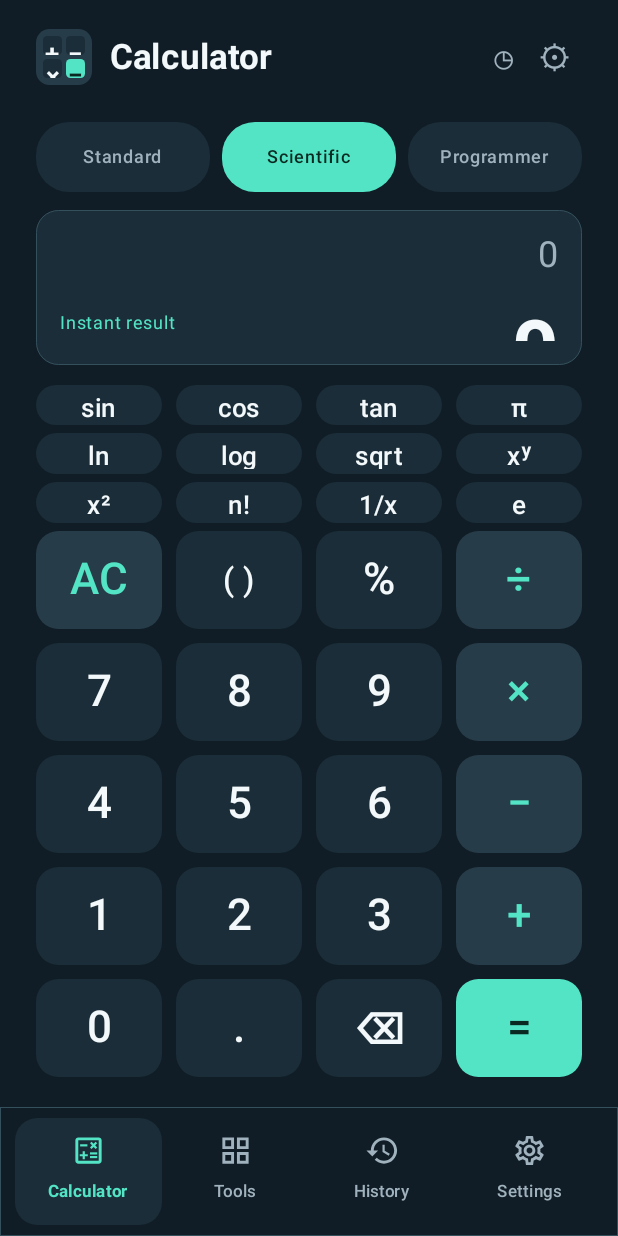
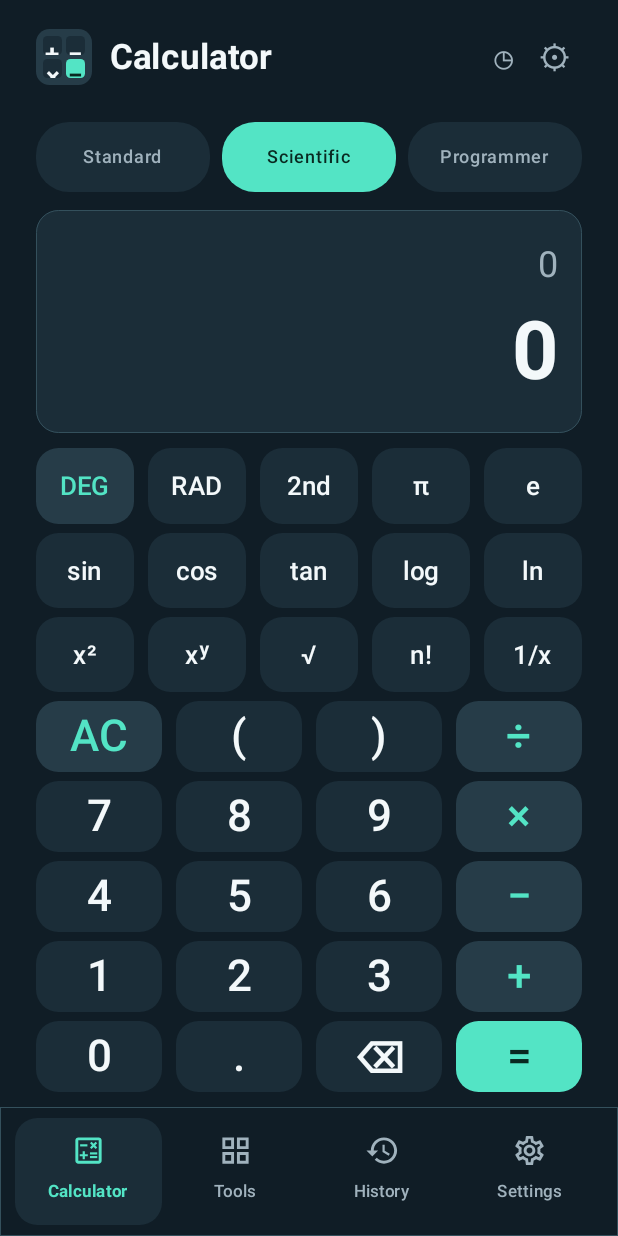
Before and after one commit to bren-wp/Calculator, an Android app built with Jetpack Compose: the screen it shows after launch (MainActivity), after a tap on "Scientific", on a phone screen of 412 x 824 dp. Run offline under Robolectric (Android 15) with nearby library versions, the phone set to English and light mode, and no system bars.

Commit message:
Match Scientific five-column brand keypad with functional DEG RAD and inverse modes

```diff
--- a/app/src/main/java/com/brendigo/calculator/ui/CalculatorScreens.kt
+++ b/app/src/main/java/com/brendigo/calculator/ui/CalculatorScreens.kt
@@ -22,6 +22,8 @@ import java.util.Date
 import java.util.Locale
 
 @Composable fun CalculatorPage(app:CalculatorState,p:BrandPalette,onKey:(String)->Unit) {
+    var secondMode by remember { mutableStateOf(false) }
+    val scientific = app.activeMode == "Scientific"
     Column(Modifier.fillMaxSize().padding(horizontal=24.dp)) {
         Row(Modifier.fillMaxWidth().padding(top=5.dp,bottom=12.dp),
             horizontalArrangement=Arrangement.spacedBy(8.dp)) {
@@ -39,54 +41,74 @@ import java.util.Locale
         if(app.activeMode=="Programmer") {
             ProgrammerPanel(p)
         } else {
-            BrandCard(p,Modifier.fillMaxWidth().weight(if(app.activeMode=="Scientific")1.6f else 2.4f)) {
+            BrandCard(p,Modifier.fillMaxWidth().weight(if(scientific)2.8f else 2.4f)) {
                 Box(Modifier.fillMaxSize()) {
                     Column(Modifier.align(Alignment.CenterEnd),
                         horizontalAlignment=Alignment.End) {
                         Text(app.expression.ifBlank { "0" },color=p.muted,fontSize=24.sp,
                             textAlign=TextAlign.End,maxLines=2)
-                        Spacer(Modifier.height(18.dp))
+                        Spacer(Modifier.height(if(scientific) 12.dp else 18.dp))
                         val result=if(app.expression.isBlank())"0" else app.calculate()
                         Text(if(app.thousands) CalculatorEngine.grouped(result) else result,
                             color=if(result=="Error")Color(0xFFFF978A) else p.text,
                             fontSize=if(result.length>12)39.sp else 54.sp,
                             fontWeight=FontWeight.Bold,maxLines=2,textAlign=TextAlign.End)
                     }
-                    Text("Instant result",color=p.accent,fontSize=12.sp,
+                    if (!scientific) Text("Instant result",color=p.accent,fontSize=12.sp,
                         modifier=Modifier.align(Alignment.BottomStart))
                 }
             }
-            Spacer(Modifier.height(13.dp))
-            if (app.activeMode=="Scientific") {
+            Spacer(Modifier.height(if(scientific) 10.dp else 13.dp))
+            if (scientific) {
                 val extra=listOf(
-                    listOf("sin","cos","tan","π"),
-                    listOf("ln","log","sqrt","xʸ"),
-                    listOf("x²","n!","1/x","e"))
+                    listOf("DEG","RAD","2nd","π","e"),
+                    if(secondMode) listOf("asin","acos","atan","log","ln")
+                    else listOf("sin","cos","tan","log","ln"),
+                    listOf("x²","xʸ","√","n!","1/x"))
+                val selected=buildSet {
+                    add(if(app.degrees)"DEG" else "RAD")
+                    if(secondMode)add("2nd")
+                }
                 extra.forEach { row ->
-                    KeypadRow(row,p,Modifier.weight(0.42f),onKey,true)
-                    Spacer(Modifier.height(5.dp))
+                    KeypadRow(row,p,Modifier.weight(0.95f),{ key ->
+                        when (key) {
+                            "DEG" -> app.updateDegrees(true)
+                            "RAD" -> app.updateDegrees(false)
+                            "2nd" -> secondMode = !secondMode
+                            "√" -> onKey("sqrt")
+                            else -> onKey(key)
+                        }
+                    },true,selected)
+                    Spacer(Modifier.height(6.dp))
                 }
             }
-            val rows=listOf(
+            val rows=if(scientific) listOf(
+                listOf("AC","(",")","÷"),
+                listOf("7","8","9","×"),
+                listOf("4","5","6","−"),
+                listOf("1","2","3","+"),
+                listOf("0",".","⌫","="))
+            else listOf(
                 listOf("AC","( )","%","÷"),
                 listOf("7","8","9","×"),
                 listOf("4","5","6","−"),
                 listOf("1","2","3","+"),
                 listOf("0",".","⌫","="))
             rows.forEachIndexed { idx,row ->
-                KeypadRow(row,p,Modifier.weight(1f),onKey,false)
-                if(idx<rows.lastIndex) Spacer(Modifier.height(9.dp))
+                KeypadRow(row,p,Modifier.weight(if(scientific)0.9f else 1f),onKey,false)
+                if(idx<rows.lastIndex) Spacer(Modifier.height(if(scientific) 6.dp else 9.dp))
             }
-            Spacer(Modifier.height(20.dp))
+            Spacer(Modifier.height(if(scientific) 10.dp else 20.dp))
         }
     }
 }
 @Composable private fun KeypadRow(row:List<String>,p:BrandPalette,modifier:Modifier,
-    onKey:(String)->Unit,scientific:Boolean) {
+    onKey:(String)->Unit,scientific:Boolean,selected:Set<String> = emptySet()) {
     Row(modifier.fillMaxWidth(),horizontalArrangement=Arrangement.spacedBy(9.dp)) {
         row.forEach { label ->
             val primary=label=="="
-            val operator=label in listOf("÷","×","−","+","AC")
+            val active=label in selected
+            val operator=label in listOf("÷","×","−","+","AC") || active
             Box(Modifier.weight(1f).fillMaxHeight().background(
                 if(primary)p.accent else if(operator)p.surface2 else p.surface,BrandShape)
                 .clickable {onKey(label)}.padding(3.dp),
```
